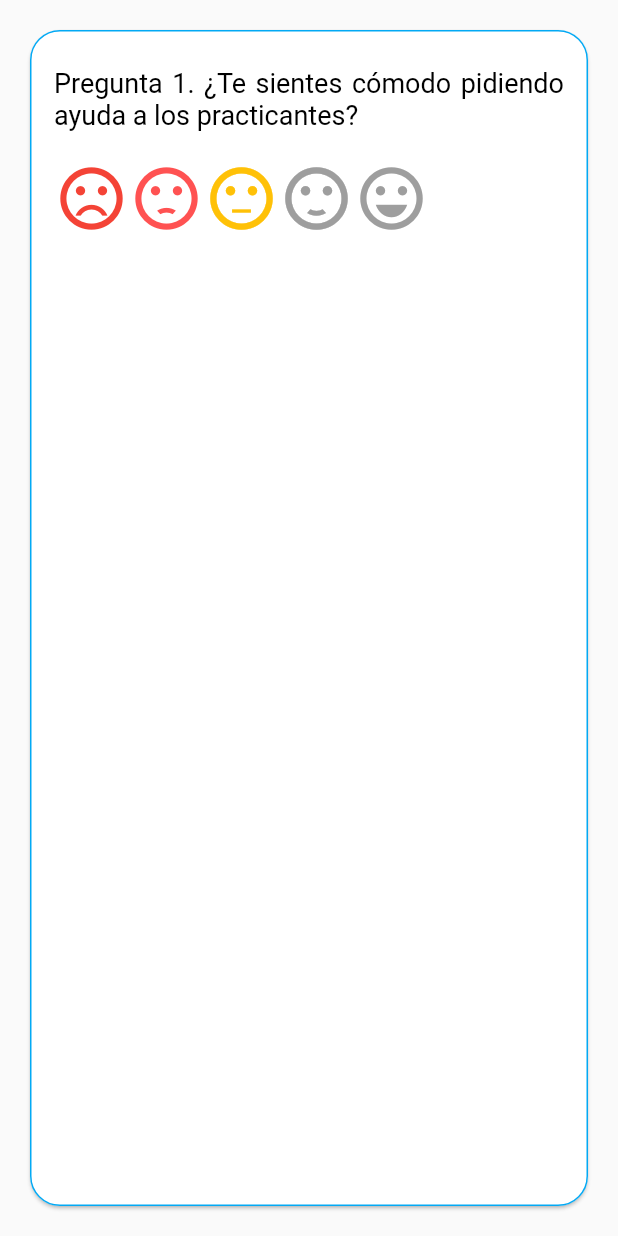
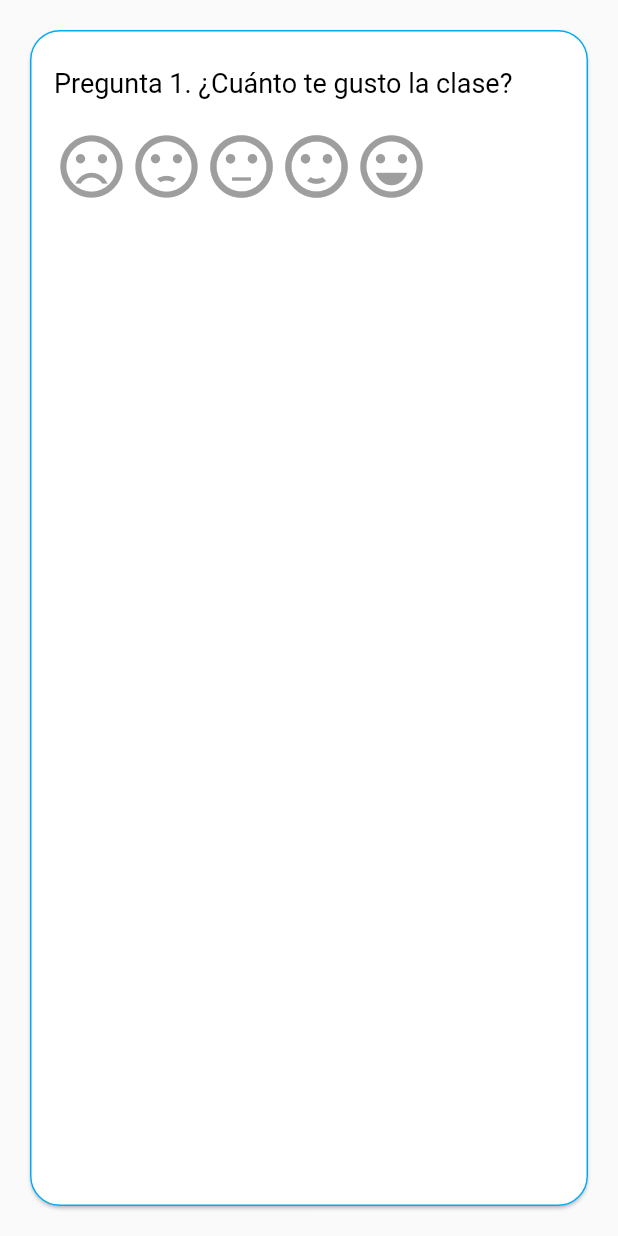
Before and after one commit to andresauriop/unae, a Flutter app: the Pregunta1 widget shown alone on an empty page, opened directly, on a phone screen of 412 x 824 dp. Run offline on Flutter 3.47's test engine with Material 2 defaults, Android fonts, the light colour scheme and no system bars; drawn by our look-alikes of flutter_rating_bar; our stand-ins replace audioplayers, flutter_native_splash, font_awesome_flutter, sqflite, toggle_switch; accounts and stored records are empty.

Commit message:
pantalla ninos grabando

```diff
--- a/lib/preguntasextendidasninos.dart
+++ b/lib/preguntasextendidasninos.dart
@@ -15,29 +15,11 @@ import 'package:font_awesome_flutter/font_awesome_flutter.dart';
 
 late DataBase handler = DataBase();
 
-List<String> titles = [
-  "\u00BFQué tan efectivos cree que fueron los recursos " +
-      "proporcionados en las clases impartidas por los " +
-      "por los practicantes para su aprendizaje? " +
-      "Material brindado en las clases por los practicantes\n",
-  "\u00BFCómo te sientes con la presencia y acompañamiento de los estudiantes UNAE?\n",
-  "Desde tu punto de vista, \u00BFCuál crees que fue la forma más efectiva en que el los estudiante apoyaron a la práctica?\n",
-  "\u00BFQué cualidades crees que se han visto reflejados en los estudiantes de la UNAE?\n"
-  //,  "\n\n"
-];
 var calificaciones = {
   '1': -1.0,
-  '2-1': -1.0,
-  '2-2': -1.0,
-  '2-3': -1.0,
-  '2-4': -1.0,
+  '2': -1.0,
   '3': -1.0,
-  '4': -1.0,
-  '5': -1.0,
-  '6': -1.0,
-  '7': -1.0,
-  '8': -1.0,
-  '9': -1.0,
+
 };
 var parametros = {
   'ins_id': '',
@@ -58,35 +40,7 @@ var parametros = {
   'nota_adc': '',
 };
 
-//nota_id:
-/*
-              al_ins_ciclo
-              al_ins_paralelo:
-              al_id =
-              nota_fecha =
-              nota_p1 =
-              nota_p2 =
-              nota_p3 =
-              nota_p4 =
-              nota_p5 =
-              nota_p6 =
-              nota_p7 =
-              nota_p8 =
-              nota_p9 =
-              nota_p10 =
-              nota_adc =
-                    */
 
-/*List subtitles = [
-  "Here is list 1 subtitle",
-  "Here is list 2 subtitle",
-  "Here is list 3 subtitle"
-];
-List icons = [
-  Icons.sentiment_neutral_rounded,
-  Icons.sentiment_neutral_rounded,
-  Icons.done_outline_sharp
-];*/
 
 class pantallaPreguntasExtendidasNinos extends StatefulWidget {
   final String par_curso;
@@ -150,17 +104,8 @@ class _pantallaPreguntasExtendidasNinosState
     setState(() {
       calificaciones = {
         '1': -1.0,
-        '2-1': -1.0,
-        '2-2': -1.0,
-        '2-3': -1.0,
-        '2-4': -1.0,
+        '2': -1.0,
         '3': -1.0,
-        '4': -1.0,
-        '5': -1.0,
-        '6': -1.0,
-        '7': -1.0,
-        '8': -1.0,
-        '9': -1.0,
       };
       parametros['ins_id'] = widget.par_ent_cod;
       parametros['al_ins_ciclo'] = widget.par_curso;
@@ -189,6 +134,7 @@ class _pantallaPreguntasExtendidasNinosState
           Pregunta1(context),
 
           Pregunta2(context),
+          Pregunta3(context),
         ]))
       ]),
       floatingActionButton: BotonOpcion("Grabar", "btn1", context),
@@ -247,17 +193,17 @@ Widget BotonOpcion(String texto, String etiqueta, BuildContext contexto) {
                   al_id: int.parse(parametros['al_id'].toString()),
                   nota_fecha: currentDate,
                   nota_p1: calificaciones['1'].toString(),
-                  nota_p2: calificaciones['2-1'].toString(),
-                  nota_p3: calificaciones['2-2'].toString(),
-                  nota_p4: calificaciones['2-3'].toString(),
-                  nota_p5: calificaciones['2-4'].toString(),
-                  nota_p6: calificaciones['3'].toString(),
-                  nota_p7: calificaciones['4'].toString(),
-                  nota_p8: calificaciones['5'].toString(),
-                  nota_p9: calificaciones['6'].toString(),
-                  nota_p10: calificaciones['7'].toString(),
-                  nota_p11: calificaciones['8'].toString(),
-                  nota_p12: calificaciones['9'].toString(),
+                  nota_p2: calificaciones['2'].toString(),
+                  nota_p3: calificaciones['3'].toString(),
+                  nota_p4: "0",
+                  nota_p5: "0",
+                  nota_p6: "0",
+                  nota_p7: "0",
+                  nota_p8: "0",
+                  nota_p9: "0",
+                  nota_p10: "0",
+                  nota_p11: "0",
+                  nota_p12: "0",
                   //las preguntas validas son mayores o iguales a 1
                   nota_p13: "0",
                   nota_p14: "0",
@@ -286,27 +232,6 @@ Widget BotonOpcion(String texto, String etiqueta, BuildContext contexto) {
           }));
 }
 
-//nota_id:
-/*
-              al_ins_ciclo
-              al_ins_paralelo
-              al_id =
-              nota_fecha =
-              nota_p1 =
-              nota_p2 =
-              nota_p3 =
-              nota_p4 =
-              nota_p5 =
-              nota_p6 =
-              nota_p7 =
-              nota_p8 =
-              nota_p9 =
-              nota_p10 =
-              nota_adc =
-                    */
-
-
-
 Widget Pregunta1(BuildContext context) {
   //IconData icono = FontAwesomeIcons.faceLaughBeam;
   return Card(
@@ -329,7 +254,7 @@ Widget Pregunta1(BuildContext context) {
         textScaleFactor: 1,
         text: TextSpan(
           text:
-              "\nPregunta 1. ¿Te sientes cómodo pidiendo ayuda a los practicantes?",
+              "\nPregunta 1. ¿Cuánto te gusto la clase?",
           style: TextStyle(color: Colors.black, fontSize: 18),
         ),
       ),
@@ -340,29 +265,8 @@ Widget Pregunta1(BuildContext context) {
           ),
       Row(
         children: [
-                /*if (value > 4) {
-                  icono = FontAwesomeIcons.faceLaughBeam;
-                } else if (value > 3) {
-                  icono = FontAwesomeIcons.faceLaugh;
-                } else if (value > 2) {
-                  icono = FontAwesomeIcons.faceMeh;
-
-                } else if (value > 1) {
-                  icono = FontAwesomeIcons.faceFrown;
-                } else {
-                  icono = FontAwesomeIcons.faceFrownOpen;
-                }
-
-                print(value);*/
-
-                /*setState(() {
-                  _ratingValue = value;
-                  //calificaciones["'"+ index.toString() +"'"] = value.toString();
-                  calificaciones[index.toString()] =
-                      value.toDouble();
-                  print(calificaciones);*/
           RatingBar.builder(
-            initialRating: 3,
+            initialRating: -1,
             itemCount: 5,
             itemSize: 50.0,
             itemBuilder: (context, index) {
@@ -396,7 +300,10 @@ Widget Pregunta1(BuildContext context) {
               return Container();
             },
             onRatingUpdate: (rating) {
-              print(rating);
+              if (rating != null) {
+                calificaciones["1"] = rating.toDouble() ; //rating no necesita sumar porque empieza en 1
+              }
+              print(calificaciones.toString());
             },
           ),
           SizedBox(
@@ -433,7 +340,7 @@ Widget Pregunta2(BuildContext context) {
         textScaleFactor: 1,
         text: TextSpan(
           text:
-          "\nPregunta 1. ¿Te sientes cómodo pidiendo ayuda a los practicantes?",
+          "\nPregunta 2. ¿Cómo te sentiste con la presencia de los practicantes?",
           style: TextStyle(color: Colors.black, fontSize: 18),
         ),
       ),
@@ -444,29 +351,8 @@ Widget Pregunta2(BuildContext context) {
           ),
           Row(
               children: [
-                /*if (value > 4) {
-                  icono = FontAwesomeIcons.faceLaughBeam;
-                } else if (value > 3) {
-                  icono = FontAwesomeIcons.faceLaugh;
-                } else if (value > 2) {
-                  icono = FontAwesomeIcons.faceMeh;
-
-                } else if (value > 1) {
-                  icono = FontAwesomeIcons.faceFrown;
-                } else {
-                  icono = FontAwesomeIcons.faceFrownOpen;
-                }
-
-                print(value);*/
-
-                /*setState(() {
-                  _ratingValue = value;
-                  //calificaciones["'"+ index.toString() +"'"] = value.toString();
-                  calificaciones[index.toString()] =
-                      value.toDouble();
-                  print(calificaciones);*/
                 RatingBar.builder(
-                  initialRating: 3,
+                  initialRating: -1,
                   itemCount: 5,
                   itemSize: 50.0,
                   itemBuilder: (context, index) {
@@ -500,7 +386,10 @@ Widget Pregunta2(BuildContext context) {
                     return Container();
                   },
                   onRatingUpdate: (rating) {
-                    print(rating);
+                    if (rating != null) {
+                      calificaciones["2"] = rating.toDouble(); //rating no necesita sumar porque empieza en 1
+                    }
+                    print(calificaciones.toString());
                   },
                 ),
                 SizedBox(
@@ -515,3 +404,69 @@ Widget Pregunta2(BuildContext context) {
     ),
   );
 }
+
+Widget Pregunta3(BuildContext context) {
+  //IconData icono = FontAwesomeIcons.faceLaughBeam;
+  return Card(
+    shape: RoundedRectangleBorder(
+      //<-- 1. SEE HERE
+      side: BorderSide(
+        color: Colors.lightBlue,
+        width: 1,
+      ),
+      borderRadius: BorderRadius.circular(20.0),
+    ),
+    margin: const EdgeInsets.all(20),
+    child: ListTile(
+      onTap: () {},
+      title: RichText(
+        overflow: TextOverflow.clip,
+        textAlign: TextAlign.justify,
+        softWrap: true,
+        maxLines: 10,
+        textScaleFactor: 1,
+        text: TextSpan(
+          text:
+          "\nPregunta 3. ¿Quieres que regresen los profes?",
+          style: TextStyle(color: Colors.black, fontSize: 18),
+        ),
+      ),
+      subtitle: Column(
+        children: <Widget>[
+          SizedBox(
+            height: 20, // <-- SEE HERE
+          ),
+          Row(
+              children: [
+                ToggleSwitch(
+                  minWidth: 90.0,
+                  minHeight: 70.0,
+                  initialLabelIndex: -1,
+                  cornerRadius: 30.0,
+                  activeFgColor: Colors.white,
+                  inactiveBgColor: Colors.blueGrey.shade50,
+                  inactiveFgColor: Colors.grey,
+                  totalSwitches: 2,
+                  icons: [
+                    FontAwesomeIcons.thumbsDown,
+                    FontAwesomeIcons.thumbsUp
+                  ],
+                  iconSize: 30.0,
+                  borderWidth: 0.0,
+                  borderColor: [Colors.blueGrey],
+                  activeBgColors: [[Colors.red], [Colors.lightGreen]],
+                  onToggle: (index) {
+                    if (index != null) {
+                      calificaciones["3"] = index.toDouble() + 1;
+                    }
+                    print(calificaciones.toString());
+                  },
+                ),
+                SizedBox(
+                  height: 40, // <-- SEE HERE
+                ),
+              ])],
+      ),
+    ),
+  );
+}
```
